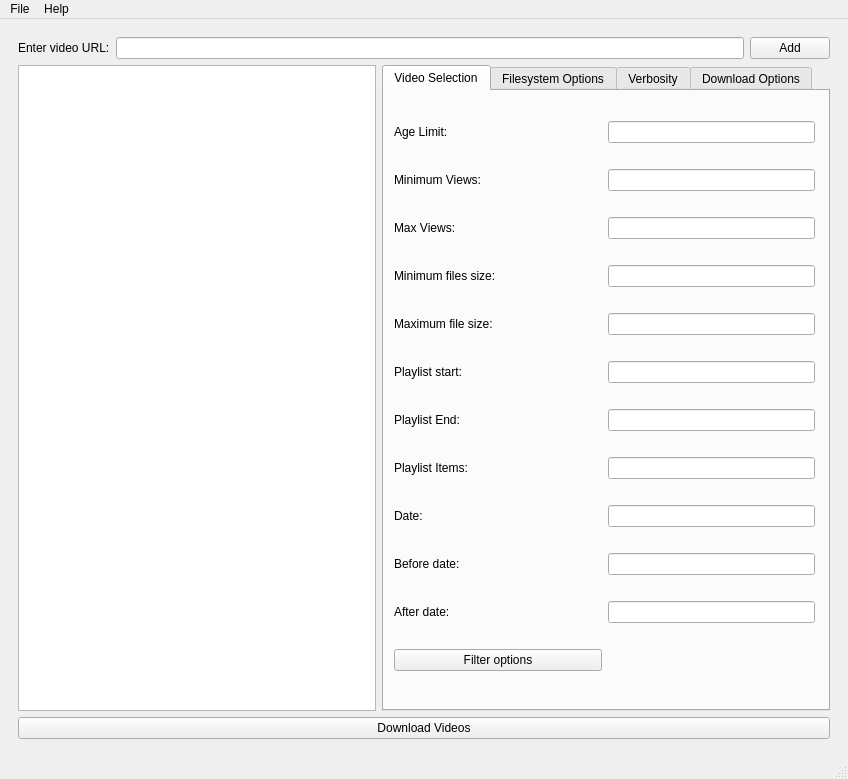
First picture: the form in UI_Files/main_window.ui, repository lzambella/Qyoutube-dl, before the edit.
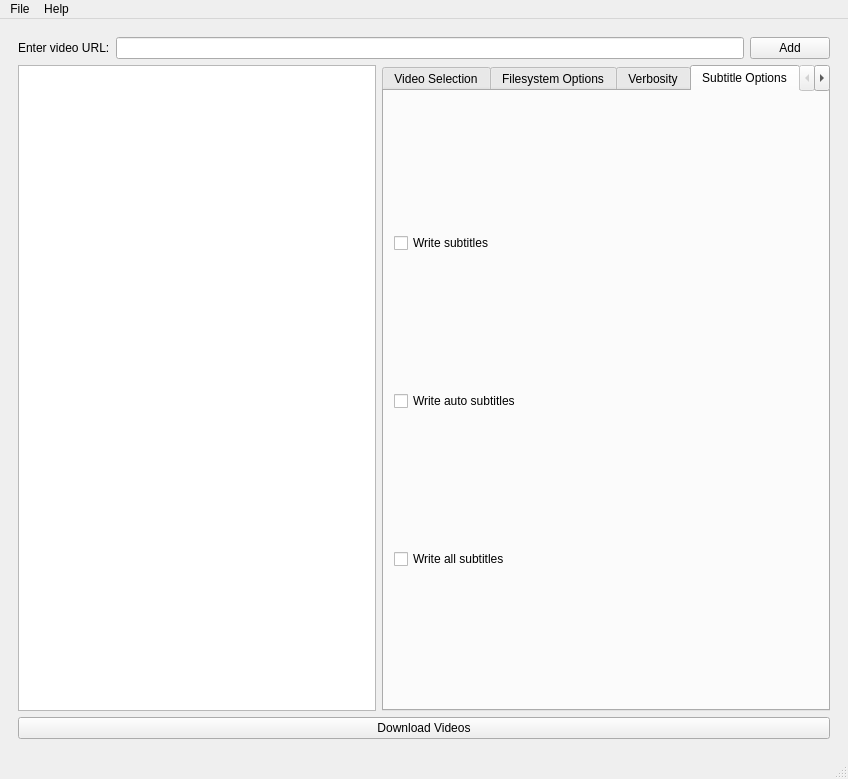
Second picture: the form after the edit. The open tabs and pages were chosen to show the change.

Commit message: Implemented some settings.

```diff
--- a/UI_Files/main_window.ui
+++ b/UI_Files/main_window.ui
@@ -460,6 +460,58 @@
                <widget class="QCheckBox" name="ignore_errors">
                 <property name="text">
                  <string>Ignore errors</string>
+                </property>
+               </widget>
+              </item>
+              <item>
+               <widget class="QCheckBox" name="progress_bar">
+                <property name="text">
+                 <string>Do not print progress bar</string>
+                </property>
+               </widget>
+              </item>
+              <item>
+               <widget class="QCheckBox" name="http_traffic">
+                <property name="text">
+                 <string>Print HTTP traffic</string>
+                </property>
+               </widget>
+              </item>
+             </layout>
+            </widget>
+           </widget>
+           <widget class="QWidget" name="tab_2">
+            <attribute name="title">
+             <string>Subtitle Options</string>
+            </attribute>
+            <widget class="QWidget" name="gridLayoutWidget_4">
+             <property name="geometry">
+              <rect>
+               <x>10</x>
+               <y>10</y>
+               <width>421</width>
+               <height>601</height>
+              </rect>
+             </property>
+             <layout class="QGridLayout" name="gridLayout_6">
+              <item row="1" column="0">
+               <widget class="QCheckBox" name="write_auto_sub">
+                <property name="text">
+                 <string>Write auto subtitles</string>
+                </property>
+               </widget>
+              </item>
+              <item row="0" column="0">
+               <widget class="QCheckBox" name="write_sub">
+                <property name="text">
+                 <string>Write subtitles</string>
+                </property>
+               </widget>
+              </item>
+              <item row="2" column="0">
+               <widget class="QCheckBox" name="all_subs">
+                <property name="text">
+                 <string>Write all subtitles</string>
                 </property>
                </widget>
               </item>
```
Left out of the diff: 4 changed lines with no effect on the pictures. The commit also changes 2 other files.
